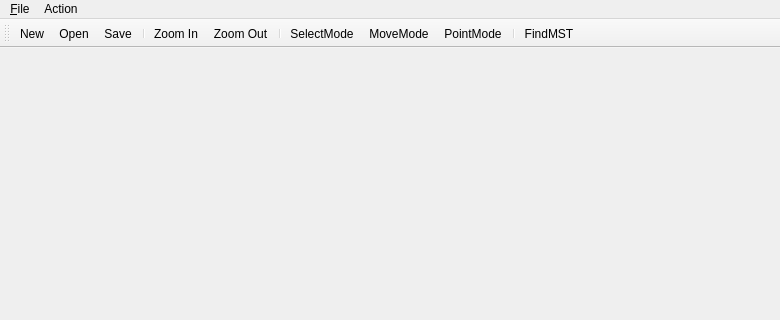
Above: mainwindow.ui from z4yx/VisualMST before the change; both pictures show x 0 to 780 and y 0 to 320 of the 780 by 482 pixel window. Below: the same form after it.
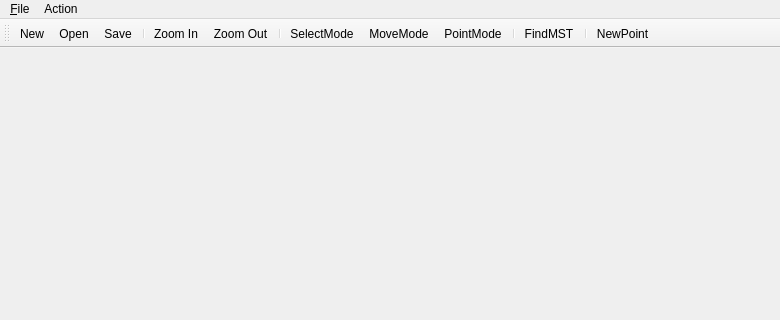
That is the form after the change. Icons and pictures are not drawn.

Commit message: new point function

What changed in the file:
```diff
--- a/mainwindow.ui
+++ b/mainwindow.ui
@@ -62,6 +62,8 @@
    <addaction name="actionPointMode"/>
    <addaction name="separator"/>
    <addaction name="actionFindMST"/>
+   <addaction name="separator"/>
+   <addaction name="actionNewPoint"/>
   </widget>
   <widget class="QStatusBar" name="statusBar"/>
   <action name="actionOpen">
@@ -171,6 +173,18 @@
     <string>Find MST</string>
    </property>
   </action>
+  <action name="actionNewPoint">
+   <property name="icon">
+    <iconset resource="icons.qrc">
+     <normaloff>:/new/icons/res/properties_object_list_add.png</normaloff>:/new/icons/res/properties_object_list_add.png</iconset>
+   </property>
+   <property name="text">
+    <string>NewPoint</string>
+   </property>
+   <property name="toolTip">
+    <string>New Point</string>
+   </property>
+  </action>
  </widget>
  <layoutdefault spacing="6" margin="11"/>
  <resources>
```
The commit also changes 12 other files.
